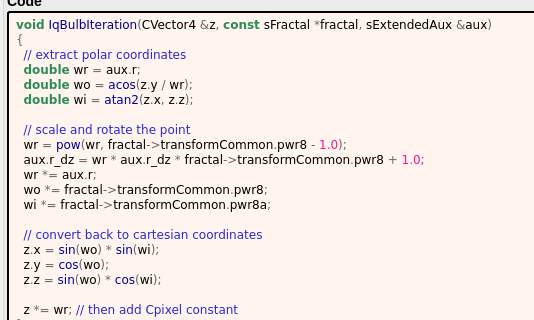
This is mandelbulber2/formula/ui/iq_bulb.ui in buddhi1980/mandelbulber2 as Qt 5 draws it before an edit; both pictures show x 0 to 534 and y 169 to 489 of the 709 by 825 pixel window. The edited form follows.
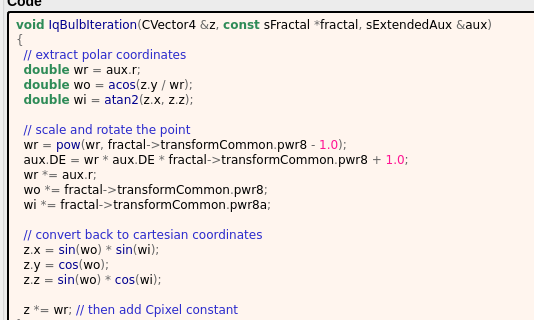
This is the edited form. Custom widgets are drawn as their Qt base class.

```diff
--- a/mandelbulber2/formula/ui/iq_bulb.ui
+++ b/mandelbulber2/formula/ui/iq_bulb.ui
@@ -169,7 +169,7 @@
 
   &lt;span style=&quot;color:#2929cc&quot;&gt;// scale and rotate the point&lt;/span&gt;
   wr &lt;span style=&quot;color:#676767&quot;&gt;=&lt;/span&gt; &lt;span style=&quot;color:#00008f&quot;&gt;pow&lt;/span&gt;&lt;span style=&quot;color:#676767&quot;&gt;(&lt;/span&gt;wr&lt;span style=&quot;color:#676767&quot;&gt;,&lt;/span&gt; fractal&lt;span style=&quot;color:#676767&quot;&gt;-&amp;gt;&lt;/span&gt;transformCommon&lt;span style=&quot;color:#676767&quot;&gt;.&lt;/span&gt;pwr8 &lt;span style=&quot;color:#676767&quot;&gt;-&lt;/span&gt; &lt;span style=&quot;color:#ff1493&quot;&gt;1.0&lt;/span&gt;&lt;span style=&quot;color:#676767&quot;&gt;);&lt;/span&gt;
-  aux&lt;span style=&quot;color:#676767&quot;&gt;.&lt;/span&gt;r_dz &lt;span style=&quot;color:#676767&quot;&gt;=&lt;/span&gt; wr &lt;span style=&quot;color:#676767&quot;&gt;*&lt;/span&gt; aux&lt;span style=&quot;color:#676767&quot;&gt;.&lt;/span&gt;r_dz &lt;span style=&quot;color:#676767&quot;&gt;*&lt;/span&gt; fractal&lt;span style=&quot;color:#676767&quot;&gt;-&amp;gt;&lt;/span&gt;transformCommon&lt;span style=&quot;color:#676767&quot;&gt;.&lt;/span&gt;pwr8 &lt;span style=&quot;color:#676767&quot;&gt;+&lt;/span&gt; &lt;span style=&quot;color:#ff1493&quot;&gt;1.0&lt;/span&gt;&lt;span style=&quot;color:#676767&quot;&gt;;&lt;/span&gt;
+  aux&lt;span style=&quot;color:#676767&quot;&gt;.&lt;/span&gt;DE &lt;span style=&quot;color:#676767&quot;&gt;=&lt;/span&gt; wr &lt;span style=&quot;color:#676767&quot;&gt;*&lt;/span&gt; aux&lt;span style=&quot;color:#676767&quot;&gt;.&lt;/span&gt;DE &lt;span style=&quot;color:#676767&quot;&gt;*&lt;/span&gt; fractal&lt;span style=&quot;color:#676767&quot;&gt;-&amp;gt;&lt;/span&gt;transformCommon&lt;span style=&quot;color:#676767&quot;&gt;.&lt;/span&gt;pwr8 &lt;span style=&quot;color:#676767&quot;&gt;+&lt;/span&gt; &lt;span style=&quot;color:#ff1493&quot;&gt;1.0&lt;/span&gt;&lt;span style=&quot;color:#676767&quot;&gt;;&lt;/span&gt;
   wr &lt;span style=&quot;color:#676767&quot;&gt;*=&lt;/span&gt; aux&lt;span style=&quot;color:#676767&quot;&gt;.&lt;/span&gt;r&lt;span style=&quot;color:#676767&quot;&gt;;&lt;/span&gt;
   wo &lt;span style=&quot;color:#676767&quot;&gt;*=&lt;/span&gt; fractal&lt;span style=&quot;color:#676767&quot;&gt;-&amp;gt;&lt;/span&gt;transformCommon&lt;span style=&quot;color:#676767&quot;&gt;.&lt;/span&gt;pwr8&lt;span style=&quot;color:#676767&quot;&gt;;&lt;/span&gt;
   wi &lt;span style=&quot;color:#676767&quot;&gt;*=&lt;/span&gt; fractal&lt;span style=&quot;color:#676767&quot;&gt;-&amp;gt;&lt;/span&gt;transformCommon&lt;span style=&quot;color:#676767&quot;&gt;.&lt;/span&gt;pwr8a&lt;span style=&quot;color:#676767&quot;&gt;;&lt;/span&gt;
```
